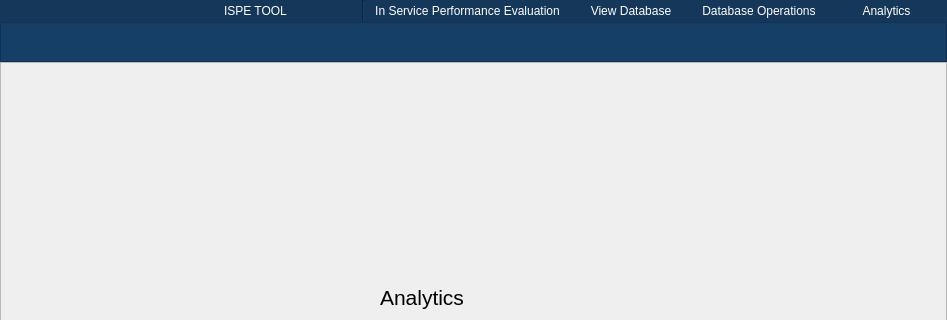
nirupam52/TxDOT-Project, file UI/designer_files/mainWindow.ui: the form before one commit; both pictures show x 0 to 947 and y 0 to 320 of the 947 by 715 pixel window.
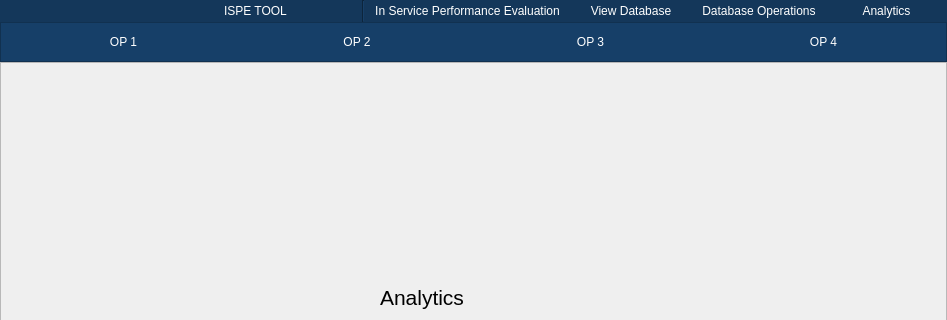
The form after the commit. Icons and pictures are not drawn.

Commit message: added placeholder buttons

What changed in the file:
```diff
--- a/UI/designer_files/mainWindow.ui
+++ b/UI/designer_files/mainWindow.ui
@@ -564,7 +564,9 @@
            </size>
           </property>
           <property name="styleSheet">
-           <string notr="true">background-color: rgb(22, 63, 104);</string>
+           <string notr="true">color: rgb(255, 255, 255);
+font: 8pt &quot;MS Shell Dlg 2&quot;;
+background-color: rgb(22, 63, 104);</string>
           </property>
           <property name="frameShape">
            <enum>QFrame::StyledPanel</enum>
@@ -572,6 +574,48 @@
           <property name="frameShadow">
            <enum>QFrame::Raised</enum>
           </property>
+          <layout class="QHBoxLayout" name="horizontalLayout_9">
+           <item>
+            <widget class="QPushButton" name="pushButton_8">
+             <property name="text">
+              <string>OP 1</string>
+             </property>
+             <property name="flat">
+              <bool>true</bool>
+             </property>
+            </widget>
+           </item>
+           <item>
+            <widget class="QPushButton" name="pushButton_9">
+             <property name="text">
+              <string>OP 2</string>
+             </property>
+             <property name="flat">
+              <bool>true</bool>
+             </property>
+            </widget>
+           </item>
+           <item>
+            <widget class="QPushButton" name="pushButton_10">
+             <property name="text">
+              <string>OP 3</string>
+             </property>
+             <property name="flat">
+              <bool>true</bool>
+             </property>
+            </widget>
+           </item>
+           <item>
+            <widget class="QPushButton" name="pushButton_11">
+             <property name="text">
+              <string>OP 4</string>
+             </property>
+             <property name="flat">
+              <bool>true</bool>
+             </property>
+            </widget>
+           </item>
+          </layout>
          </widget>
         </item>
         <item>
```
Left out of the diff: 88 changed lines with no effect on the pictures. The commit also changes 2 other files.
